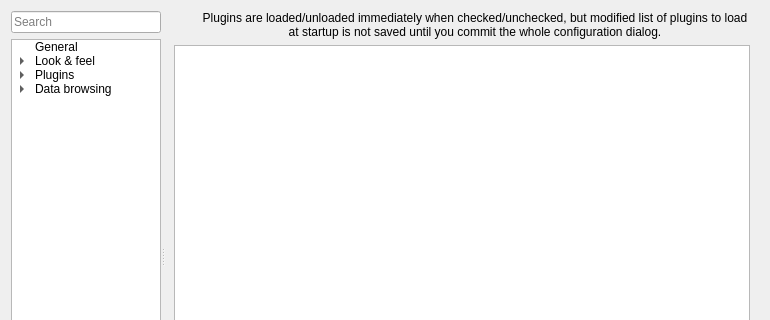
First picture: the form in SQLiteStudio3/SQLiteStudio/dialogs/configdialog.ui, repository pawelsalawa/sqlitestudio, before the edit; both pictures show x 0 to 770 and y 0 to 320 of the 770 by 539 pixel window.
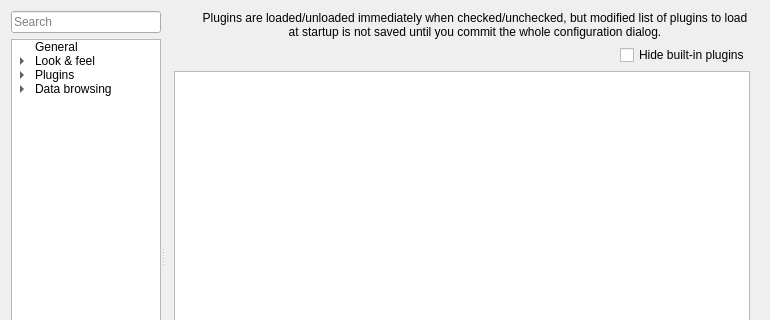
Second picture: the form after the edit. The open tabs and pages were chosen to show the change. Custom widgets are drawn as their Qt base class.

Commit message: CSV export plugin. Plugins that are not configurable in config dialog use now local CfgMain instances. Config dialog now hides built-in plugins.

Patch:
```diff
--- a/SQLiteStudio3/SQLiteStudio/dialogs/configdialog.ui
+++ b/SQLiteStudio3/SQLiteStudio/dialogs/configdialog.ui
@@ -669,7 +669,7 @@
              </property>
             </widget>
            </item>
-           <item row="1" column="0" colspan="2">
+           <item row="2" column="0" colspan="2">
             <widget class="QTreeWidget" name="pluginsList">
              <property name="focusPolicy">
               <enum>Qt::NoFocus</enum>
@@ -716,6 +716,44 @@
              </column>
             </widget>
            </item>
+           <item row="1" column="0" colspan="2">
+            <widget class="QWidget" name="hideBuiltInPluginsWidget" native="true">
+             <layout class="QHBoxLayout" name="horizontalLayout_2">
+              <property name="leftMargin">
+               <number>0</number>
+              </property>
+              <property name="topMargin">
+               <number>0</number>
+              </property>
+              <property name="rightMargin">
+               <number>0</number>
+              </property>
+              <property name="bottomMargin">
+               <number>0</number>
+              </property>
+              <item>
+               <spacer name="horizontalSpacer">
+                <property name="orientation">
+                 <enum>Qt::Horizontal</enum>
+                </property>
+                <property name="sizeHint" stdset="0">
+                 <size>
+                  <width>40</width>
+                  <height>20</height>
+                 </size>
+                </property>
+               </spacer>
+              </item>
+              <item>
+               <widget class="QCheckBox" name="hideBuiltInPluginsCheck">
+                <property name="text">
+                 <string>Hide built-in plugins</string>
+                </property>
+               </widget>
+              </item>
+             </layout>
+            </widget>
+           </item>
           </layout>
          </widget>
          <widget class="QWidget" name="stylePage">
```
Left out of the diff: 206 changed lines with no effect on the pictures. The commit also changes 26 other files.
